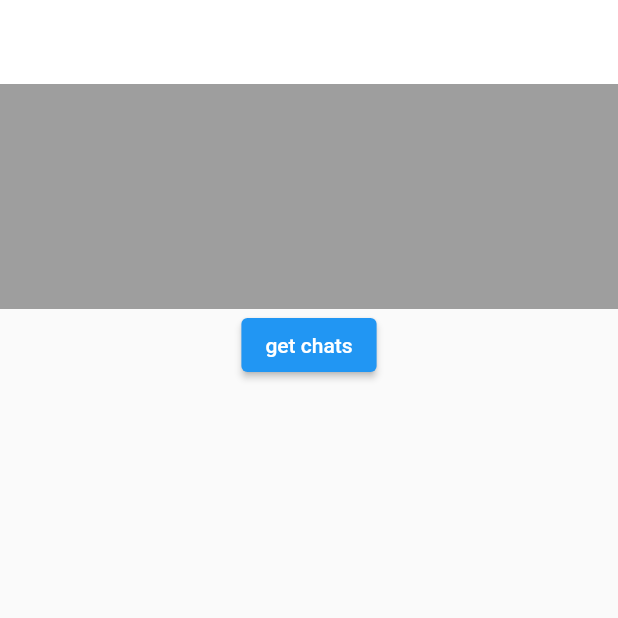
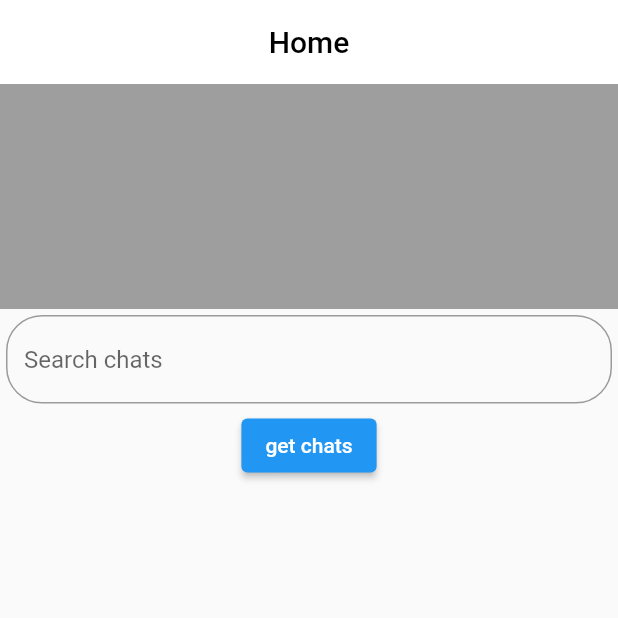
Before and after one commit to Louie-KC/chat, a Flutter app: the screen it shows after launch, on a phone screen of 412 x 824 dp, the top half of it. Run offline on Flutter 3.47's test engine with Material 2 defaults, Android fonts, the phone set to English and light mode, and no system bars.

Commit message:
Home page message searching & chat button draft

```diff
--- a/chat_app/lib/controllers/chat_controller.dart
+++ b/chat_app/lib/controllers/chat_controller.dart
@@ -11,6 +11,8 @@ class ChatController extends ChangeNotifier {
   String _token = "";
   bool accountProcess = false;
   List<Chat> chats = List.empty();
+  List<Chat> displayChats = List.empty();
+  TextEditingController searchCtrl = TextEditingController(text: "");
 
   bool loggedIn() => _token.isNotEmpty;
 
@@ -80,8 +82,21 @@ class ChatController extends ChangeNotifier {
     devTestData.sort((a, b) =>
         b.lastMessage.getTimeSent().compareTo(a.lastMessage.getTimeSent()));
     chats = devTestData;
+    displayChats = chats;
 
     notifyListeners();
     return;
   }
+
+  void updateDisplayedChats(String searchText) {
+    displayChats = List.from(
+        chats.where((ch) =>
+            ch.chatName.contains(searchText) ||
+            ch.lastSender.contains(searchText) ||
+            ch.lastMessage.getContent().contains(searchText)),
+        growable: false);
+    notifyListeners();
+  }
+
+  List<Chat> getDisplayedChats() => displayChats;
 }
--- a/chat_app/lib/view/pages/home_page.dart
+++ b/chat_app/lib/view/pages/home_page.dart
@@ -10,27 +10,69 @@ class HomePage extends StatelessWidget {
     // _searchFieldController = TextEditingController();
   }
 
-  Widget chatButton(Chat chat) {
+  Widget _chatButton(ChatController controller, Chat chat) {
     String lastMsg = chat.lastMessage.getContent();
     if (lastMsg.length > 25) {
       lastMsg = "${lastMsg.substring(0, 22)}...";
     }
     DateTime timestamp = chat.lastMessage.getTimeSent();
     String sender = chat.lastSender;
-    return Padding(
-      padding: const EdgeInsets.all(4),
-      child: ElevatedButton(
-        onPressed: () => {},
-        child: Column(
+    String chatName = chat.chatName;
+
+    return InkWell(
+      onTap: () {
+        debugPrint("Chat Button Pushed"); // TODO
+      },
+      child: Container(
+        height: 96,
+        decoration: const BoxDecoration(
+          color: Colors.black26,
+          shape: BoxShape.rectangle,
+        ),
+        child: Row(
+          mainAxisAlignment: MainAxisAlignment.start,
           children: [
+            Container(
+              width: 64 + 16,
+              margin: const EdgeInsets.symmetric(horizontal: 8),
+              decoration: const BoxDecoration(
+                color: Colors.white,
+                shape: BoxShape.circle,
+              ),
+            ),
+            Column(
+              mainAxisAlignment: MainAxisAlignment.spaceEvenly,
+              crossAxisAlignment: CrossAxisAlignment.start,
+              children: [
+                Text(
+                  chatName,
+                  style: const TextStyle(fontWeight: FontWeight.bold),
+                ),
+                Text(timestamp.toString()),
                 Text(sender),
                 Text(lastMsg),
-            Text(timestamp.toString()),
+              ],
+            ),
           ],
         ),
       ),
     );
   }
+
+  Widget _searchBar(ChatController chatController) => TextField(
+        // controller: chatController.searchCtrl,
+        decoration: InputDecoration(
+          border: OutlineInputBorder(
+            borderRadius: BorderRadius.circular(24),
+          ),
+          focusedBorder: OutlineInputBorder(
+            borderRadius: BorderRadius.circular(24),
+          ),
+          hintText: "Search chats",
+        ),
+        onChanged: (searchText) =>
+            chatController.updateDisplayedChats(searchText),
+      );
 
   @override
   Widget build(BuildContext context) {
@@ -40,11 +82,15 @@ class HomePage extends StatelessWidget {
       appBar: AppBar(
         elevation: 0,
         backgroundColor: Colors.white,
-        title: const Text("Home"),
+        title: const Text(
+          "Home",
+          style: TextStyle(color: Colors.black),
+        ),
+        centerTitle: true,
         automaticallyImplyLeading: false,
-        // leading: ,
       ),
-      body: Column(
+      body: SingleChildScrollView(
+        child: Column(
           mainAxisAlignment: MainAxisAlignment.start,
           crossAxisAlignment: CrossAxisAlignment.center,
           children: [
@@ -55,16 +101,26 @@ class HomePage extends StatelessWidget {
                 shape: BoxShape.rectangle,
               ),
             ),
+            Padding(
+              padding: const EdgeInsets.all(4.0),
+              child: _searchBar(controller),
+            ),
             ElevatedButton(
               onPressed: () => controller.getChats(),
               child: const Text("get chats"),
             ),
             Column(
-            children: controller.chats.map((chat) => chatButton(chat)).toList(),
-            // .map((chat) => Text(chat.lastMessage.getContent()))
-            // .toList(),
+              crossAxisAlignment: CrossAxisAlignment.stretch,
+              children: controller
+                  .getDisplayedChats()
+                  .map((chat) => Padding(
+                        padding: const EdgeInsets.all(4.0),
+                        child: _chatButton(controller, chat),
+                      ))
+                  .toList(),
             )
           ],
+        ),
       ),
     );
   }
```
Lines whose indentation alone changed are shown as unchanged.
